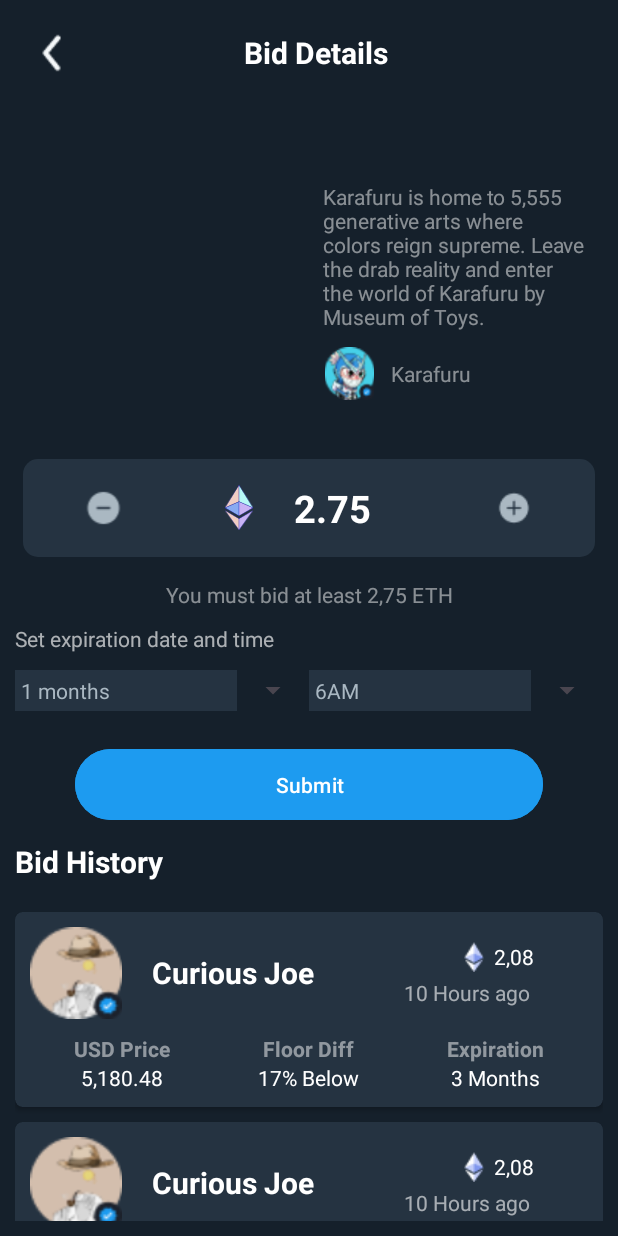
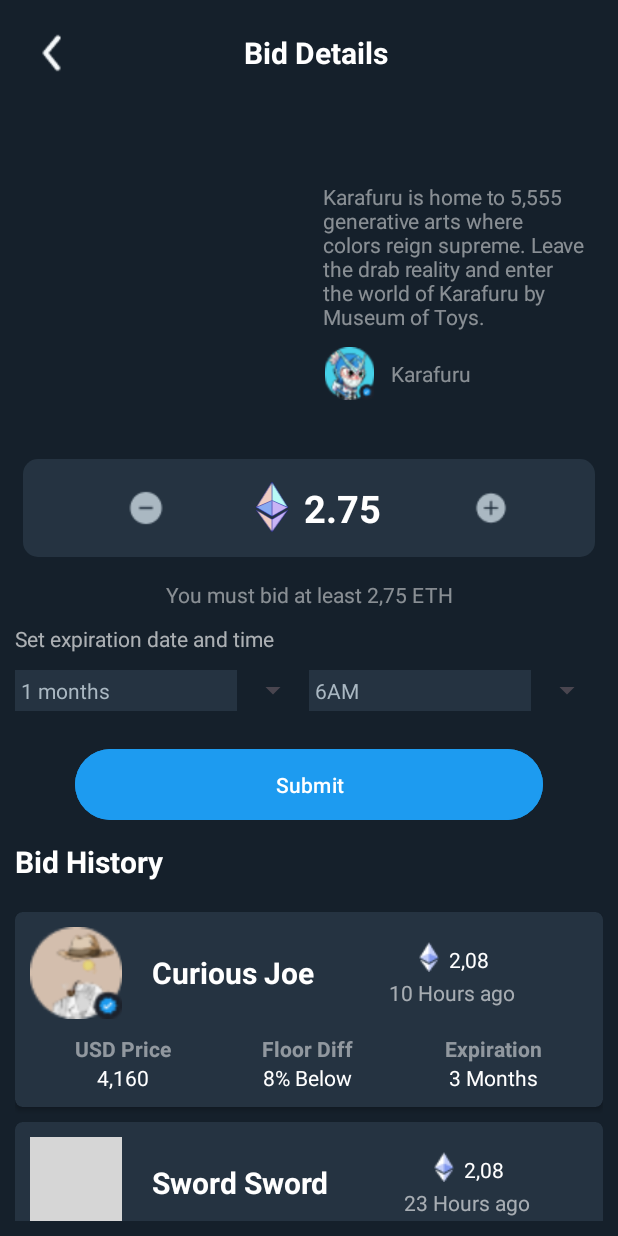
Before and after one commit to khanhlove01/CS426-MobileProject, an Android app: the BidDetailActivity screen opened directly, with no data from a screen before it, on a phone screen of 412 x 824 dp. Run offline under Robolectric (Android 15) with nearby library versions, the phone set to English and light mode, and no system bars; grey boxes are pictures that could not be loaded.

Commit message:
update UI

```diff
--- a/app/src/main/java/com/example/myapplication/AppController.java
+++ b/app/src/main/java/com/example/myapplication/AppController.java
@@ -58,6 +58,11 @@ public class AppController {
         nftHomeGamingList.add(new NFTHome(R.drawable.avatar_home3,"Avatar #903"));
         nftHomeGamingList.add(new NFTHome(R.drawable.avatar_home4,"Avatar #154"));
 
+        /*nftHomeGamingList.add(new NFTHome(R.drawable.img8,"CatCat #102"));
+        nftHomeGamingList.add(new NFTHome(R.drawable.img9,"CatCat #963"));
+        nftHomeGamingList.add(new NFTHome(R.drawable.img10,"CatCat #636"));
+        nftHomeGamingList.add(new NFTHome(R.drawable.img9,"CatCat #021"));*/
+
         /*nftHomeGamingList.add(new NFTHome(R.drawable.trending_home1,"BearNFT #545"));
         nftHomeGamingList.add(new NFTHome(R.drawable.trending_home2,"BearNFT #545"));
         nftHomeGamingList.add(new NFTHome(R.drawable.trending_home3,"BearNFT #545"));
--- a/app/src/main/java/com/example/myapplication/mywaitingbid/WaitingBid.java
+++ b/app/src/main/java/com/example/myapplication/mywaitingbid/WaitingBid.java
@@ -38,7 +38,7 @@ public class WaitingBid extends AppCompatActivity {
         if(img_name != null)
         {
             AppController.nftBidHistoryInfoList.add(new NFTBidHistoryInfo(id_img,img_name,numETH+"","15 Minutes ago",
-                    "$5,128.35","18% Above",expirationDate));
+                    numETH*2000+"","10% Above",expirationDate));
         }
 
         //rcv
--- a/app/src/main/java/com/example/myapplication/onplacebid/BidDetailActivity.java
+++ b/app/src/main/java/com/example/myapplication/onplacebid/BidDetailActivity.java
@@ -128,13 +128,13 @@ public class BidDetailActivity extends AppCompatActivity {
         List<NFTBidHistoryInfo> list = new ArrayList<>();
 
         list.add(new NFTBidHistoryInfo(R.drawable.image_bid_history1,"Curious Joe","2,08"
-        ,"10 Hours ago","5,180.48","17% Below","3 Months"));
+        ,"10 Hours ago","4,160","8% Below","3 Months"));
 
-        list.add(new NFTBidHistoryInfo(R.drawable.image_bid_history1,"Curious Joe","2,08"
-                ,"10 Hours ago","5,180.48","17% Below","3 Months"));
+        list.add(new NFTBidHistoryInfo(R.drawable.img11,"Sword Sword","2,08"
+                ,"23 Hours ago","4,160","8% Below","3 Months"));
 
-        list.add(new NFTBidHistoryInfo(R.drawable.image_bid_history1,"Curious Joe","2,08"
-                ,"10 Hours ago","5,180.48","17% Below","3 Months"));
+        list.add(new NFTBidHistoryInfo(R.drawable.img11,"Sword Sword","2,16"
+                ,"42 Hours ago","4,320","6% Below","3 Months"));
 
         return list;
     }
--- a/app/src/main/res/layout/activity_bid_detail.xml
+++ b/app/src/main/res/layout/activity_bid_detail.xml
@@ -86,12 +86,10 @@
         </LinearLayout>
     </LinearLayout>
 
-    <LinearLayout
+    <RelativeLayout
         android:layout_width="match_parent"
         android:layout_height="wrap_content"
-        android:orientation="horizontal"
         android:layout_margin="15dp"
-        android:weightSum="6"
         android:background="@drawable/custom_nft_item_bottom">
 
         <ImageView
@@ -99,33 +97,33 @@
             android:layout_height="wrap_content"
             android:id="@+id/bid_detail_minus"
             android:paddingBottom="20dp"
+            android:layout_marginLeft="70dp"
             android:paddingTop="20dp"
-            android:layout_weight="2"
             android:src="@drawable/icon_minus_circle"/>
         <ImageView
             android:layout_width="wrap_content"
-            android:layout_height="30dp"
-            android:layout_gravity="center_vertical"
-            android:layout_weight="1"
+            android:layout_height="33dp"
+            android:layout_marginTop="15dp"
+            android:layout_marginLeft="150dp"
             android:src="@drawable/ethereum_logo"/>
         <TextView
             android:layout_width="wrap_content"
             android:layout_height="wrap_content"
-            android:layout_weight="1"
             android:text="2.75"
+            android:layout_marginLeft="187dp"
+            android:layout_marginTop="15dp"
             android:id="@+id/bid_detail_eth_price"
-            android:layout_gravity="center_vertical"
             android:textStyle="bold"
             android:textColor="@color/white"
             android:textSize="25dp"/>
         <ImageView
             android:layout_width="wrap_content"
             android:layout_height="wrap_content"
-            android:layout_weight="2"
+            android:layout_marginLeft="300dp"
             android:id="@+id/bid_detail_plus"
             android:layout_marginTop="20dp"
             android:src="@drawable/icon_add_circle"/>
-    </LinearLayout>
+    </RelativeLayout>
 
     <TextView
         android:layout_width="match_parent"
--- a/app/src/main/res/layout/custom_nft_bid_history.xml
+++ b/app/src/main/res/layout/custom_nft_bid_history.xml
@@ -41,7 +41,7 @@
                     android:layout_height="wrap_content"
                     android:src="@drawable/logos_ethereum"
                     android:id="@+id/logo_eth_bidhistory"
-                    android:layout_marginLeft="100dp"
+                    android:layout_marginLeft="70dp"
                     android:layout_marginTop="10dp"/>
 
                 <TextView
@@ -50,8 +50,8 @@
                     android:id="@+id/nft_bid_history_eth_price"
                     android:text="2.08"
                     android:textColor="@color/white"
-                    android:layout_marginLeft="120dp"
-                    android:layout_marginTop="10dp"/>
+                    android:layout_marginLeft="90dp"
+                    android:layout_marginTop="12dp"/>
 
                 <TextView
                     android:layout_width="wrap_content"
@@ -61,7 +61,7 @@
                     android:layout_below="@+id/logo_eth_bidhistory"
                     android:textColor="@color/white"
                     android:alpha="0.6"
-                    android:layout_marginLeft="60dp"
+                    android:layout_marginLeft="50dp"
                     android:layout_marginTop="4dp"/>
 
             </RelativeLayout>
--- a/app/src/main/res/layout/custom_nft_home.xml
+++ b/app/src/main/res/layout/custom_nft_home.xml
@@ -17,7 +17,7 @@
             android:id="@+id/nft_homefragment"
             android:layout_marginLeft="20dp"
             android:layout_marginRight="20dp"
-            android:layout_width="wrap_content"
+            android:layout_width="150dp"
             android:layout_height="200dp"
             android:layout_marginTop="20dp"
             android:layout_centerHorizontal="true"
--- a/app/src/main/res/layout/custom_nft_rankings.xml
+++ b/app/src/main/res/layout/custom_nft_rankings.xml
@@ -30,8 +30,8 @@
                 android:layout_gravity="center_vertical"/>
 
             <ImageView
-                android:layout_width="wrap_content"
-                android:layout_height="wrap_content"
+                android:layout_width="50dp"
+                android:layout_height="50dp"
                 android:id="@+id/nft_rankings_image"
                 android:src="@drawable/profile_verified_ranking1"
                 android:layout_gravity="center_vertical"
```
Also changed, not shown: app/src/main/java/com/example/myapplication/onstatfragment/RankingFragment.java (+9 -0 lines), app/src/main/res/layout/custom_trending_collection.xml (+5 -3 lines).
